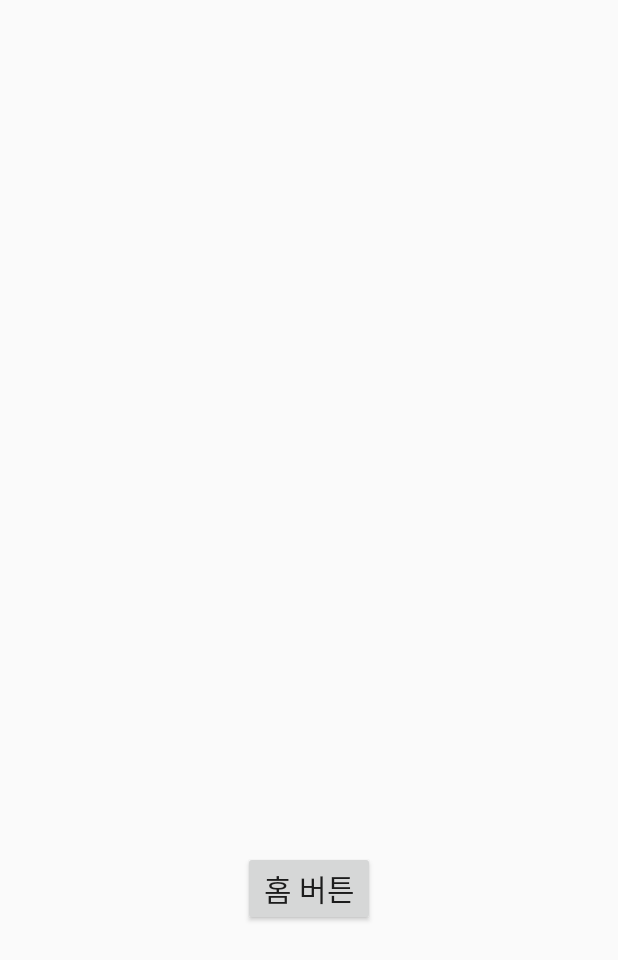
After one commit to isasgp/cookie, an Android app built with Jetpack Compose: the HomeActivity screen opened directly, with no data from a screen before it, on a phone screen of 412 x 824 dp. The commit adds this screen. Shown: the top 960 px of the screen. Run offline under Robolectric (Android 15) with nearby library versions, the phone set to English and light mode, and no system bars.

Commit message:
로그인 화면 구현 & 홈 화면 연결

```diff
--- a/app/src/main/AndroidManifest.xml
+++ b/app/src/main/AndroidManifest.xml
@@ -13,6 +13,10 @@
         android:theme="@style/Theme.Cookie"
         tools:targetApi="31">
         <activity
+            android:name=".HomeActivity"
+            android:exported="false"
+            android:label="@string/title_activity_home" />
+        <activity
             android:name=".MainActivity"
             android:exported="true"
             android:label="@string/app_name"
--- /dev/null
+++ b/app/src/main/java/com/example/cookie/HomeActivity.kt
@@ -0,0 +1,11 @@
+package com.example.cookie
+
+import android.os.Bundle
+import androidx.activity.ComponentActivity
+
+class HomeActivity : ComponentActivity() {
+    override fun onCreate(savedInstanceState: Bundle?) {
+        super.onCreate(savedInstanceState)
+        setContentView(R.layout.activity_home)
+    }
+}
--- /dev/null
+++ b/app/src/main/res/layout/activity_home.xml
@@ -0,0 +1,20 @@
+<?xml version="1.0" encoding="utf-8"?>
+<androidx.constraintlayout.widget.ConstraintLayout xmlns:android="http://schemas.android.com/apk/res/android"
+    xmlns:app="http://schemas.android.com/apk/res-auto"
+    android:layout_width="match_parent"
+    android:layout_height="match_parent">
+
+    <Button
+        android:id="@+id/titleTextView"
+        android:layout_width="wrap_content"
+        android:layout_height="wrap_content"
+        android:layout_gravity="center"
+        android:text="홈 버튼"
+        android:textSize="20sp"
+        app:layout_constraintBottom_toBottomOf="parent"
+        app:layout_constraintEnd_toEndOf="parent"
+        app:layout_constraintStart_toStartOf="parent"
+        app:layout_constraintTop_toTopOf="parent"
+        app:layout_constraintVertical_bias="0.733" />
+
+</androidx.constraintlayout.widget.ConstraintLayout>
--- /dev/null
+++ b/app/src/main/res/values-land/dimens.xml
@@ -0,0 +1,3 @@
+<resources>
+    <dimen name="activity_horizontal_margin">48dp</dimen>
+</resources>
--- /dev/null
+++ b/app/src/main/res/values-w1240dp/dimens.xml
@@ -0,0 +1,3 @@
+<resources>
+    <dimen name="activity_horizontal_margin">200dp</dimen>
+</resources>
--- /dev/null
+++ b/app/src/main/res/values-w600dp/dimens.xml
@@ -0,0 +1,3 @@
+<resources>
+    <dimen name="activity_horizontal_margin">48dp</dimen>
+</resources>
--- /dev/null
+++ b/app/src/main/res/values/dimens.xml
@@ -0,0 +1,5 @@
+<resources>
+    <!-- Default screen margins, per the Android Design guidelines. -->
+    <dimen name="activity_horizontal_margin">16dp</dimen>
+    <dimen name="activity_vertical_margin">16dp</dimen>
+</resources>
```
Also changed, not shown: app/build.gradle.kts (+7 -0 lines), app/src/main/java/com/example/cookie/MainActivity.kt (+105 -33 lines), app/src/main/res/layout/activity_main.xml (added, +42 -0 lines), app/src/main/res/values/strings.xml (+9 -0 lines).
